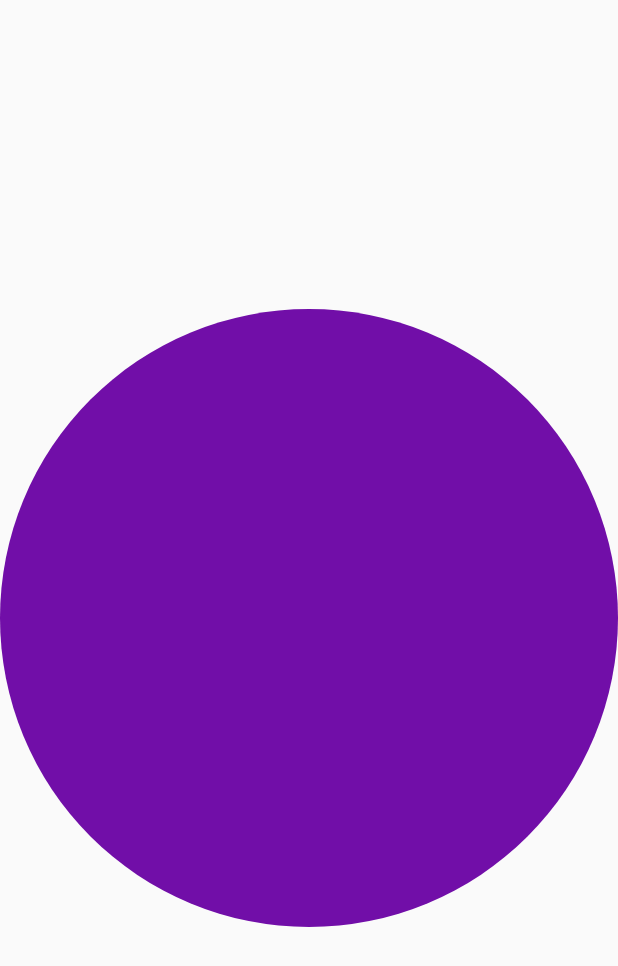
After one commit to sohailokzz/animations_in_flutter, a Flutter app: the screen it shows after launch, after a tap on "Tween Color Animation", on a phone screen of 412 x 824 dp. The commit adds this screen. Shown: the top 966 px of the screen. Run offline on Flutter 3.47's test engine with Material 2 defaults, Android fonts, the phone set to English and light mode, and no system bars; our stand-ins replace lottie.

Commit message:
Tween Colors Animation

```diff
--- /dev/null
+++ b/lib/examples/tween_color_animation.dart
@@ -0,0 +1,86 @@
+import 'package:flutter/material.dart';
+import 'dart:math' as math;
+
+class TweenColorAnimation extends StatefulWidget {
+  const TweenColorAnimation({super.key});
+
+  @override
+  State<TweenColorAnimation> createState() => _TweenColorAnimationState();
+}
+
+class _TweenColorAnimationState extends State<TweenColorAnimation> {
+  var _color = getColors();
+  @override
+  Widget build(BuildContext context) {
+    return Scaffold(
+      body: Center(
+        child: ClipPath(
+          clipper: const CircularClipper(),
+          child: TweenAnimationBuilder(
+            tween: ColorTween(
+              begin: getColors(),
+              end: _color,
+            ),
+            onEnd: () {
+              setState(() {
+                _color = getColors();
+              });
+            },
+            duration: const Duration(seconds: 1),
+            child: Container(
+              width: MediaQuery.of(context).size.width,
+              height: MediaQuery.of(context).size.width,
+              color: Colors.red,
+            ),
+            builder: (
+              context,
+              Color? color,
+              child,
+            ) {
+              return ColorFiltered(
+                colorFilter: ColorFilter.mode(
+                  color!,
+                  BlendMode.srcATop,
+                ),
+                child: child,
+              );
+            },
+          ),
+        ),
+      ),
+    );
+  }
+}
+
+class CircularClipper extends CustomClipper<Path> {
+  const CircularClipper();
+  @override
+  Path getClip(Size size) {
+    var path = Path();
+
+    final rect = Rect.fromCircle(
+      center: Offset(
+        size.width / 2,
+        size.height / 2,
+      ),
+      radius: size.width / 2,
+    );
+
+    path.addOval(rect);
+
+    return path;
+  }
+
+  @override
+  bool shouldReclip(
+    CustomClipper<Path> oldClipper,
+  ) =>
+      false;
+}
+
+Color getColors() => Color(
+      0xFF000000 +
+          math.Random().nextInt(
+            0x00FFFFFF,
+          ),
+    );
--- a/lib/home_page.dart
+++ b/lib/home_page.dart
@@ -46,6 +46,16 @@ class HomePage extends StatelessWidget {
               },
               child: const Text('Lottie Animation'),
             ),
+            10.ph,
+            ElevatedButton(
+              onPressed: () {
+                Navigator.pushNamed(
+                  context,
+                  RoutesName.tweenanimation,
+                );
+              },
+              child: const Text('Tween Color Animation'),
+            ),
           ],
         ),
       ),
--- a/lib/routes/routes.dart
+++ b/lib/routes/routes.dart
@@ -1,6 +1,7 @@
 import 'package:animation_in_flutter/examples/hero_animation.dart';
 import 'package:animation_in_flutter/examples/implicit_animation.dart';
 import 'package:animation_in_flutter/examples/lottie_animation.dart';
+import 'package:animation_in_flutter/examples/tween_color_animation.dart';
 import 'package:flutter/material.dart';
 
 import '../home_page.dart';
@@ -29,6 +30,11 @@ class Routes {
           builder: (BuildContext context) => const LottieAnimation(),
         );
 
+      case RoutesName.tweenanimation:
+        return MaterialPageRoute(
+          builder: (BuildContext context) => const TweenColorAnimation(),
+        );
+
       default:
         return MaterialPageRoute(
           builder: (_) {
--- a/lib/routes/routes_name.dart
+++ b/lib/routes/routes_name.dart
@@ -3,4 +3,5 @@ class RoutesName {
   static const String homepage = 'home_screen';
   static const String implicitanimation = 'implicit_animation';
   static const String lottieanimation = 'lottie_animations';
+  static const String tweenanimation = 'tween_animations';
 }
```
Also changed, not shown: 1 other file.
